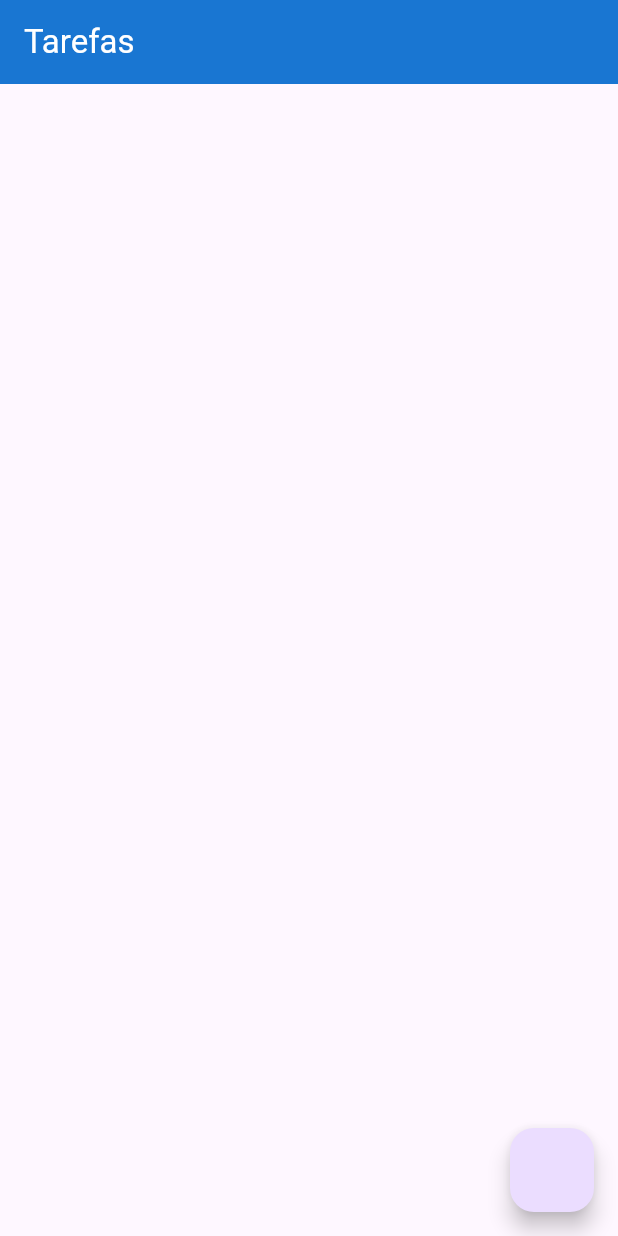
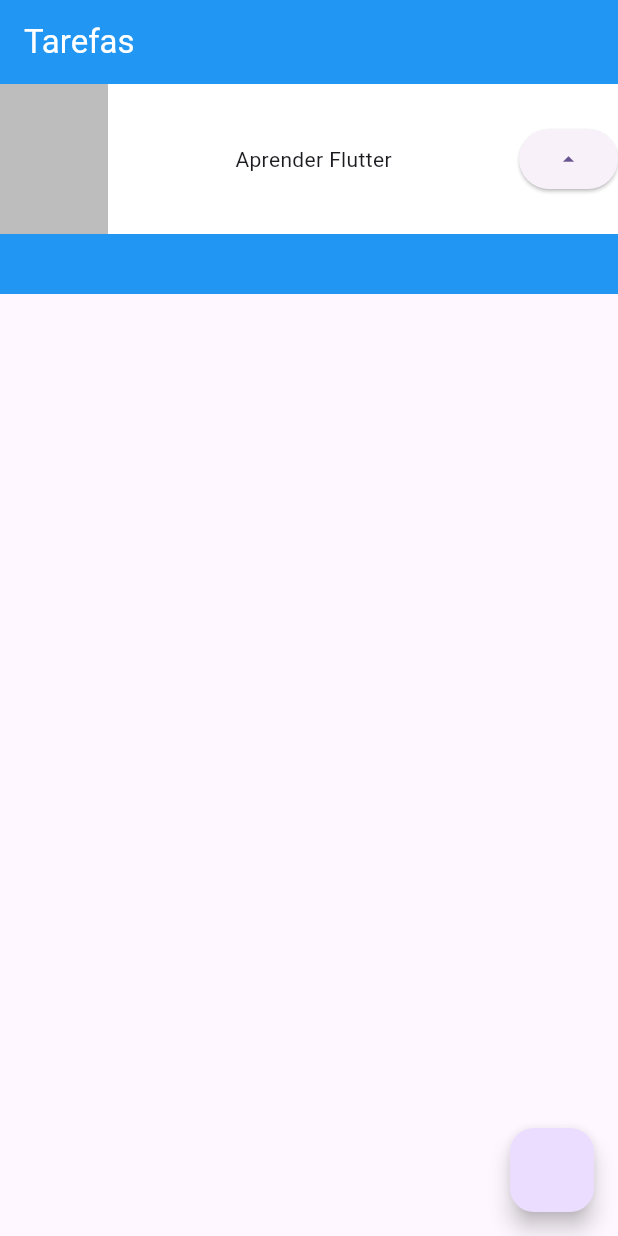
Before and after one commit to Th-Guasti/alura_flutter, a Flutter app: the screen it shows after launch, on a phone screen of 412 x 824 dp. Run offline on Flutter 3.47's test engine with Material 3 defaults, Android fonts, the light colour scheme and no system bars.

Commit message:
implementando o layout

```diff
--- a/lib/main.dart
+++ b/lib/main.dart
@@ -23,9 +23,38 @@ class MyApp extends StatelessWidget {
             'Tarefas',
             style: TextStyle(color: Colors.white),
           ),
-          backgroundColor: Colors.blue[700],
+          backgroundColor: Colors.blue,
         ),
-        body: Container(),
+        body: Container(
+          child: Stack(
+            children: [
+              Container(
+                color: Colors.blue,
+                height: 140,
+              ),
+              Container(
+                color: Colors.white,
+                height: 100,
+                child: Row(
+                  mainAxisAlignment: MainAxisAlignment.spaceBetween,
+                  children: [
+                    Container(
+                      color: Colors.black26,
+                      width: 72,
+                      height: 100,
+                    ),
+                    Text('Aprender Flutter'),
+                    ElevatedButton(
+                        onPressed: () {
+                          print('seta clicada');
+                        },
+                        child: Icon(Icons.arrow_drop_up))
+                  ],
+                ),
+              )
+            ],
+          ),
+        ),
         floatingActionButton: FloatingActionButton(
           onPressed: () {},
         ),
```
